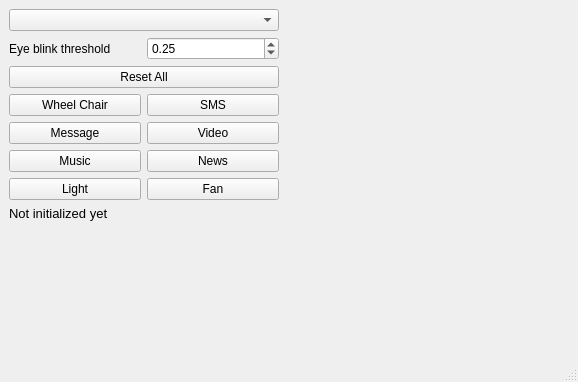
sakibreza/EyeTask-V1.0, file ui/MainWindow.ui: the form before one commit.
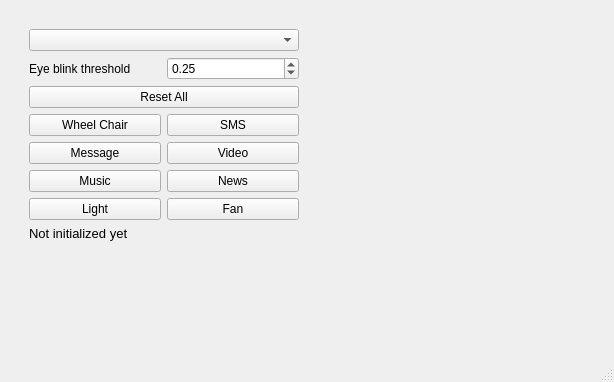
The form after the commit.

```diff
--- a/ui/MainWindow.ui
+++ b/ui/MainWindow.ui
@@ -22,6 +22,15 @@
      <layout class="QHBoxLayout" name="horizontalLayout_6">
       <item>
        <layout class="QVBoxLayout" name="verticalLayout_2">
+        <property name="leftMargin">
+         <number>20</number>
+        </property>
+        <property name="topMargin">
+         <number>20</number>
+        </property>
+        <property name="rightMargin">
+         <number>20</number>
+        </property>
         <item>
          <widget class="QComboBox" name="selectMethodComboBox">
           <property name="currentText">
@@ -193,6 +202,9 @@
         <property name="text">
          <string/>
         </property>
+        <property name="margin">
+         <number>5</number>
+        </property>
        </widget>
       </item>
      </layout>
```
